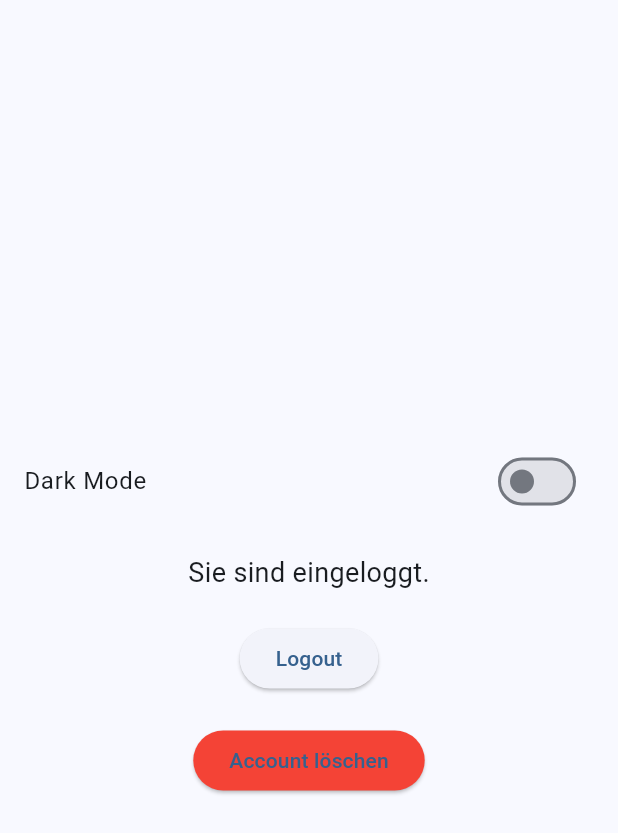
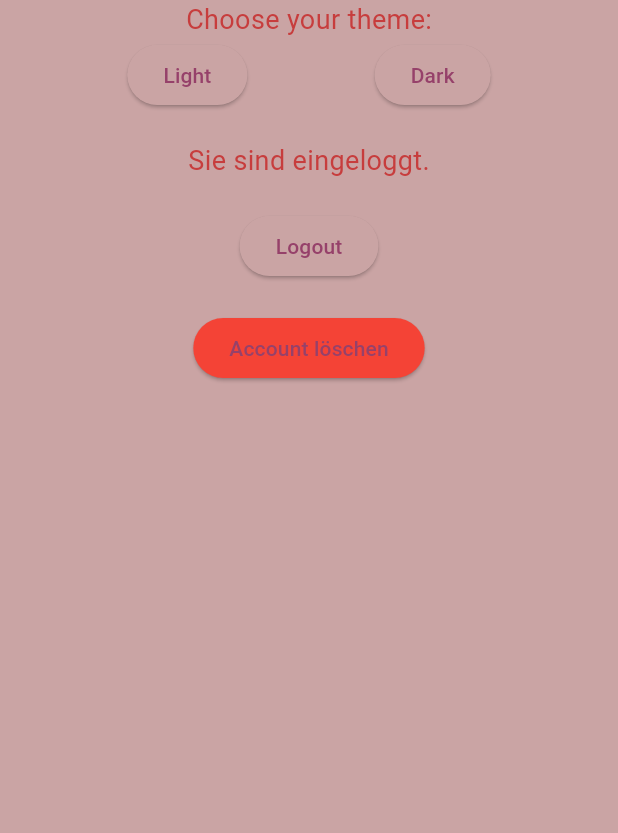
Before and after one commit to BHH-Informatik/app_parking, a Flutter app: the Page4 widget shown alone on an empty page, opened directly, on a phone screen of 412 x 824 dp. Shown: the top 833 px of the screen. Run offline on Flutter 3.47's test engine with Material 3 defaults, Android fonts, the phone set to English and light mode, and no system bars; our stand-ins replace shared_preferences, table_calendar; accounts and stored records are empty.

Commit message:
dark mode functional

```diff
--- a/mobile_parking/lib/main.dart
+++ b/mobile_parking/lib/main.dart
@@ -1,5 +1,6 @@
 import 'package:flutter/material.dart';
 import 'package:shared_preferences/shared_preferences.dart';
+import 'model/app_colors.dart';
 import 'home_screen.dart';
 import 'page1.dart';
 import 'page2.dart';
@@ -11,20 +12,44 @@ void main() {
   runApp(const MyApp());
 }
 
-class MyApp extends StatelessWidget {
+class MyApp extends StatefulWidget {
   const MyApp({super.key});
+
+  @override
+  _MyAppState createState() => _MyAppState();
+
+  static _MyAppState of(BuildContext context) =>
+    context.findAncestorStateOfType<_MyAppState>()!;
+
+}
+
+class _MyAppState extends State<MyApp> {
+  ThemeMode _themeMode = ThemeMode.system;
 
   @override
   Widget build(BuildContext context) {
     return MaterialApp(
-      title: 'Flutter Bottom Navigation Bar',
+      title: 'Parking App',
       theme: ThemeData(
-        useMaterial3 : true,
-        colorScheme: ColorScheme.fromSeed(seedColor: Colors.blue),
+        useMaterial3: true,
+        colorScheme: lightColorScheme,
       ),
+      darkTheme: ThemeData(
+        useMaterial3: true,
+        colorScheme: darkColorScheme,
+        brightness: Brightness.dark,
+      ),
+      themeMode: _themeMode, // Default mode
       home: const SplashScreen(), // Starte mit dem SplashScreen
     );
   }
+
+  void changeTheme(ThemeMode themeMode) {
+    setState(() {
+      _themeMode = themeMode;
+    });
+  }
+
 }
 
 // SplashScreen prüft den Login-Status
--- /dev/null
+++ b/mobile_parking/lib/model/app_colors.dart
@@ -0,0 +1,48 @@
+
+import 'package:flutter/material.dart';
+
+// Light und Dark Theme für App
+// class MyAppColors {
+//   static const darkBlue = Color(0xFF1E1E2C);
+//   static const lightBlue = Color(0xFF2D2D44);
+// }
+
+// class MyAppThemes {
+//   static final lightTheme = ThemeData(
+//     primaryColor: MyAppColors.lightBlue,
+//     brightness: Brightness.light,
+//   );
+
+//   static final darkTheme = ThemeData(
+//     primaryColor: MyAppColors.darkBlue,
+//     brightness: Brightness.dark,
+//   );
+// }
+
+const lightColorScheme = ColorScheme(
+  brightness: Brightness.light,
+  primary: Color(0xFF96416A),
+  onPrimary: Color(0xFFFFFFFF),
+  primaryContainer: Color(0xFFFFD8E6),
+  onPrimaryContainer: Color(0xFF3D0024),
+  secondary: Color(0xFF735761),
+  onSecondary: Color(0xFF412A33),
+  error: Colors.red,
+  onError: Color.fromARGB(255, 140, 0, 255),
+  onSurface: Color.fromARGB(255, 199, 61, 61),
+  surface: Color.fromARGB(255, 202, 164, 164),
+);
+
+const darkColorScheme = ColorScheme(
+  brightness: Brightness.dark,
+  primary: Color(0xFFFFB0D0),
+  onPrimary: Color(0xFF5C113B),
+  primaryContainer: Color(0xFF792952),
+  onPrimaryContainer: Color(0xFFFFD8E6),
+  secondary: Color(0xFFE1BDCA),
+  onSecondary: Color(0xFF412A33),
+  error: Colors.red,
+  onError: Color.fromARGB(255, 255, 152, 152),
+  onSurface: Color.fromARGB(255, 12, 132, 148),
+  surface: Color.fromARGB(255, 128, 35, 35),
+);
--- a/mobile_parking/lib/page4.dart
+++ b/mobile_parking/lib/page4.dart
@@ -12,7 +12,8 @@ class Page4 extends StatefulWidget {
 }
 
 class _Page4State extends State<Page4> {
-  bool _isDarkMode = false; // Für den Dark Mode Switch
+  // bool _isDarkMode = false; // Für den Dark Mode Switch
+  ThemeMode themeMode = ThemeMode.system;
   bool _isLoggedIn = false; // Login-Status
 
   @override
@@ -32,8 +33,9 @@ class _Page4State extends State<Page4> {
   // Funktion zum Logout
   Future<void> _logout() async {
     final prefs = await SharedPreferences.getInstance();
-    await prefs.remove('isLoggedIn');  // Entferne den Login-Status
-    await prefs.remove('access_token'); // Optional: Entferne auch den Access Token
+    await prefs.remove('isLoggedIn'); // Entferne den Login-Status
+    await prefs
+        .remove('access_token'); // Optional: Entferne auch den Access Token
 
     // Leite zum Login-Screen weiter
     Navigator.pushReplacement(
@@ -74,22 +76,44 @@ class _Page4State extends State<Page4> {
     }
   }
 
+  Future<void> _toggleTheme(bool isDarkMode) async {
+     final prefs = await SharedPreferences.getInstance();
+     bool _isDarkMode = false;
+     await prefs.setBool('isDarkMode', _isDarkMode);
+
+     setState(() {
+       _isDarkMode = isDarkMode;
+     });
+  }
+
+Future<void> _saveLoginStatus(bool isLoggedIn, String token) async {
+    final prefs = await SharedPreferences.getInstance();
+    await prefs.setBool('isLoggedIn', isLoggedIn);
+    await prefs.setString('access_token', token);  // Speichere den Access Token
+  }
+
+
   @override
   Widget build(BuildContext context) {
+    bool isDarkMode = Theme.of(context).brightness == Brightness.dark;
     return Center(
       child: Column(
-        mainAxisAlignment: MainAxisAlignment.center,
+        children: <Widget>[
+            const Text(
+              'Choose your theme:',
+              style: TextStyle(fontSize: 18),
+            ),
+            Row(
+              mainAxisAlignment: MainAxisAlignment.spaceEvenly,
               children: [
-          // Dark Mode Switch
-          SwitchListTile(
-            title: const Text('Dark Mode'),
-            value: _isDarkMode,
-            onChanged: (value) {
-              setState(() {
-                _isDarkMode = value;
-              });
-              // Hier kannst du die Logik zum Aktivieren des Dark Modes hinzufügen
-            },
+                /// Change theme & rebuild to show it using these buttons
+                ElevatedButton(
+                    onPressed: () => MyApp.of(context).changeTheme(ThemeMode.light),
+                    child: const Text('Light')),
+                ElevatedButton(
+                    onPressed: () => MyApp.of(context).changeTheme(ThemeMode.dark),
+                    child: const Text('Dark')),
+              ],
             ),
           const SizedBox(height: 20),
 
--- a/mobile_parking/lib/service/api_service.dart
+++ b/mobile_parking/lib/service/api_service.dart
@@ -1,4 +1,5 @@
 import 'dart:convert';
+import 'package:flutter/material.dart';
 import 'package:http/http.dart' as http;
 import 'package:shared_preferences/shared_preferences.dart';
 
```
Lines whose indentation alone changed are shown as unchanged.
